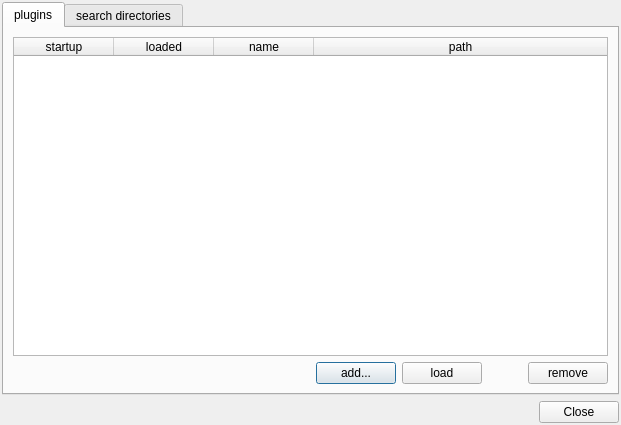
Before: the Qt Designer form cedar/auxiliaries/gui/PluginManagerDialog.ui in cedar/cedar, drawn with Qt 5.
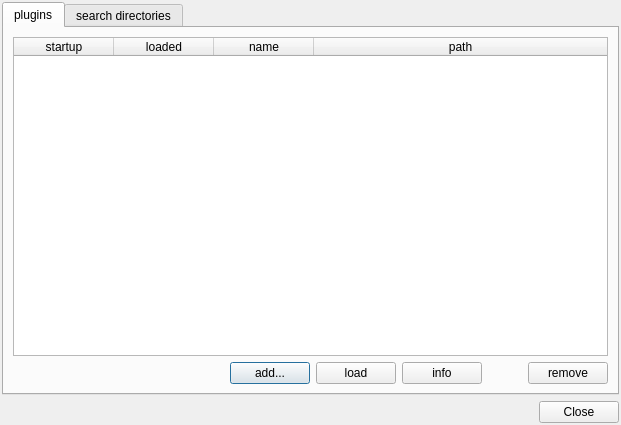
After: the same form once the commit is applied.

Commit message: Added a plugin info dialog to the new manager.

The edit to the form file:
```diff
--- a/cedar/auxiliaries/gui/PluginManagerDialog.ui
+++ b/cedar/auxiliaries/gui/PluginManagerDialog.ui
@@ -70,7 +70,7 @@
         </widget>
        </item>
        <item row="2" column="0">
-        <layout class="QHBoxLayout" name="horizontalLayout_2" stretch="1,0,0,0,0">
+        <layout class="QHBoxLayout" name="horizontalLayout_2" stretch="1,0,0,0,0,0">
          <item>
           <spacer name="horizontalSpacer">
            <property name="orientation">
@@ -98,6 +98,13 @@
            </property>
           </widget>
          </item>
+         <item>
+          <widget class="QPushButton" name="mpSelectedPluginInfo">
+           <property name="text">
+            <string>info</string>
+           </property>
+          </widget>
+         </item>
          <item>
           <spacer name="horizontalSpacer_4">
            <property name="orientation">
```
The commit also changes 15 other files.
